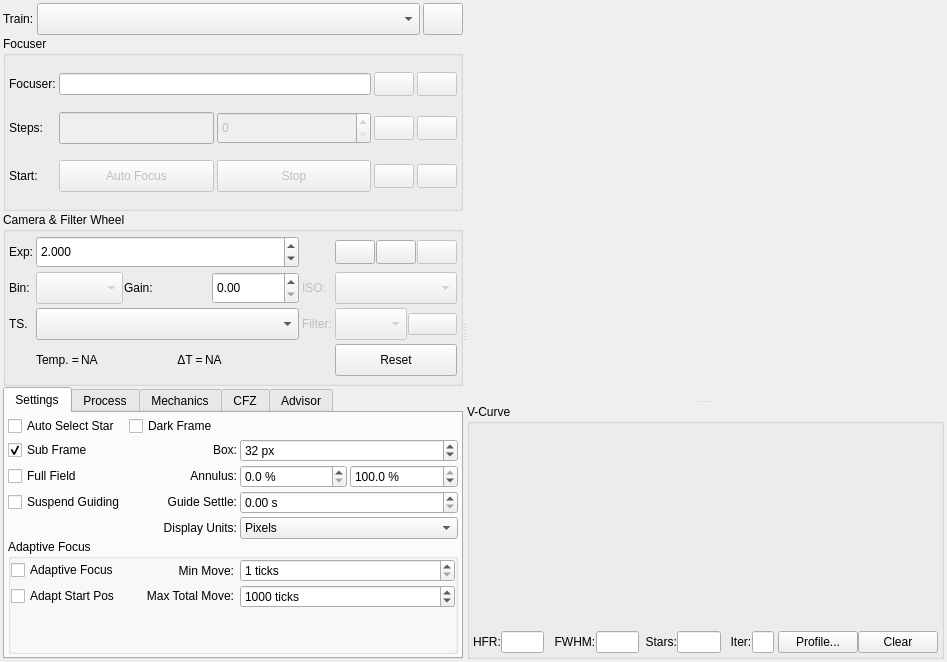
First picture: the form in kstars/ekos/focus/focus.ui, repository KDE/kstars, before the edit.
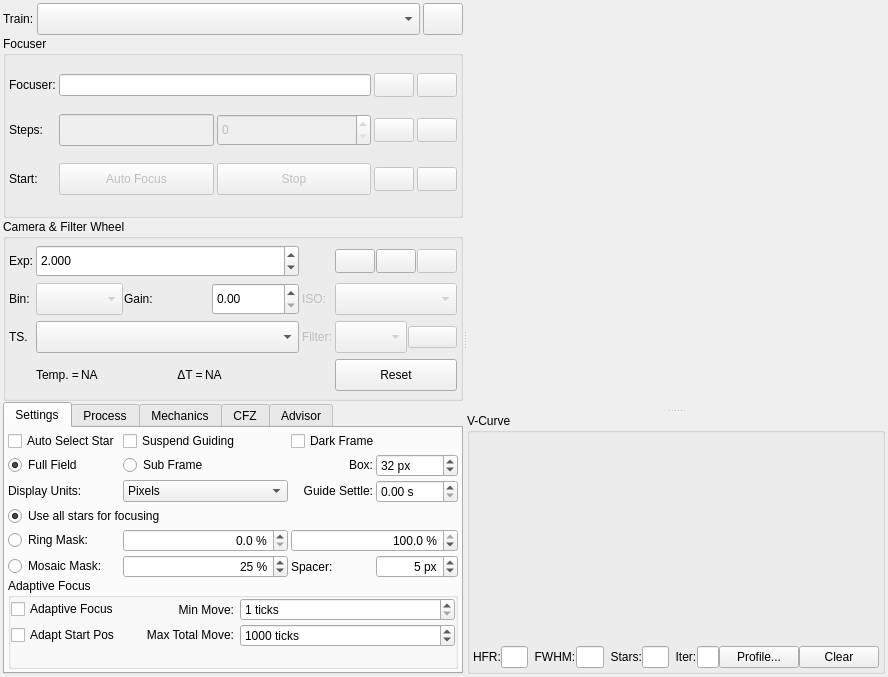
Second picture: the form after the edit. Icons and pictures are not drawn. Custom widgets are drawn as their Qt base class.

Commit message:
Aberration Inspector for Focusing
This change introduces the mosaic view well known from PixInsight's AberrationInspector script that builds a mosaic from all image corners and center tiles such that they can be compared directly.

The edit to the form file:
```diff
--- a/kstars/ekos/focus/focus.ui
+++ b/kstars/ekos/focus/focus.ui
@@ -6,8 +6,8 @@
    <rect>
     <x>0</x>
     <y>0</y>
-    <width>947</width>
-    <height>662</height>
+    <width>888</width>
+    <height>677</height>
    </rect>
   </property>
   <property name="sizePolicy">
@@ -932,115 +932,43 @@
             <number>3</number>
            </property>
            <item>
-            <layout class="QGridLayout" name="gridLayoutSettings" rowstretch="0,0,0,0,0" columnstretch="0,0,0,0">
-             <property name="sizeConstraint">
-              <enum>QLayout::SetDefaultConstraint</enum>
-             </property>
+            <layout class="QGridLayout" name="gridLayoutSettings" columnstretch="0,1,1,1,1">
              <property name="spacing">
               <number>3</number>
              </property>
-             <item row="2" column="2">
-              <widget class="QDoubleSpinBox" name="focusFullFieldInnerRadius">
-               <property name="sizePolicy">
-                <sizepolicy hsizetype="Preferred" vsizetype="Fixed">
-                 <horstretch>0</horstretch>
-                 <verstretch>0</verstretch>
-                </sizepolicy>
-               </property>
+             <item row="5" column="0">
+              <widget class="QRadioButton" name="focusMosaicMaskRB">
                <property name="toolTip">
-                <string>&lt;html&gt;&lt;head/&gt;&lt;body&gt;&lt;p&gt;During Full Field focusing,  this controls the size of an Annulus centred at the middle of the sensor to include for processing.  Set inner % to zero to include the centre of the sensor and set outer % to 100 to include the outer edges of the sensor. &lt;/p&gt;&lt;/body&gt;&lt;/html&gt;</string>
+                <string>&lt;html&gt;&lt;head/&gt;&lt;body&gt;&lt;p&gt;Aberration inspector style mask with a 3x3 mosaic formed with tiles from the center, the corners and the edges.&lt;/p&gt;&lt;/body&gt;&lt;/html&gt;</string>
                </property>
-               <property name="suffix">
-                <string> %</string>
-               </property>
-               <property name="decimals">
-                <number>1</number>
-               </property>
-               <property name="singleStep">
-                <double>10.000000000000000</double>
-               </property>
-              </widget>
-             </item>
-             <item row="3" column="1">
-              <widget class="QLabel" name="label_13">
-               <property name="sizePolicy">
-                <sizepolicy hsizetype="Preferred" vsizetype="Fixed">
-                 <horstretch>0</horstretch>
-                 <verstretch>0</verstretch>
-                </sizepolicy>
-               </property>
                <property name="text">
-                <string>Guide Settle:</string>
+                <string>Mosaic Mask:</string>
                </property>
-               <property name="alignment">
-                <set>Qt::AlignRight|Qt::AlignTrailing|Qt::AlignVCenter</set>
-               </property>
-               <property name="buddy">
-                <cstring>guideSettleTime</cstring>
-               </property>
+               <attribute name="buttonGroup">
+                <string notr="true">focusMaskBG</string>
+               </attribute>
               </widget>
              </item>
-             <item row="1" column="1">
-              <widget class="QLabel" name="label_15">
-               <property name="sizePolicy">
-                <sizepolicy hsizetype="Preferred" vsizetype="Fixed">
-                 <horstretch>0</horstretch>
-                 <verstretch>0</verstretch>
-                </sizepolicy>
+             <item row="5" column="4">
+              <widget class="QSpinBox" name="focusMosaicSpace">
+               <property name="toolTip">
+                <string>&lt;html&gt;&lt;head/&gt;&lt;body&gt;&lt;p&gt;Size of the separator between the tiles.&lt;/p&gt;&lt;/body&gt;&lt;/html&gt;</string>
                </property>
-               <property name="text">
-                <string>Box:</string>
-               </property>
                <property name="alignment">
                 <set>Qt::AlignRight|Qt::AlignTrailing|Qt::AlignVCenter</set>
                </property>
-               <property name="buddy">
-                <cstring>focusBoxSize</cstring>
-               </property>
-              </widget>
-             </item>
-             <item row="2" column="0">
-              <widget class="QCheckBox" name="focusUseFullField">
-               <property name="sizePolicy">
-                <sizepolicy hsizetype="Preferred" vsizetype="Fixed">
-                 <horstretch>0</horstretch>
-                 <verstretch>0</verstretch>
-                </sizepolicy>
-               </property>
-               <property name="toolTip">
-                <string>&lt;html&gt;&lt;head/&gt;&lt;body&gt;&lt;p&gt;Measure average HFR from all stars combined in a full frame. This method defaults to the Centroid detection, but can use SEP detection too. Its performance decreases as the number of stars increases.&lt;/p&gt;&lt;/body&gt;&lt;/html&gt;</string>
-               </property>
-               <property name="text">
-                <string>Full Field</string>
-               </property>
-              </widget>
-             </item>
-             <item row="2" column="3">
-              <widget class="QDoubleSpinBox" name="focusFullFieldOuterRadius">
-               <property name="sizePolicy">
-                <sizepolicy hsizetype="Preferred" vsizetype="Fixed">
-                 <horstretch>0</horstretch>
-                 <verstretch>0</verstretch>
-                </sizepolicy>
-               </property>
-               <property name="toolTip">
-                <string>&lt;html&gt;&lt;head/&gt;&lt;body&gt;&lt;p&gt;During Full Field focusing, this controls the size of an Annulus centred at the middle of the sensor to include for processing. Set inner % to zero to include the centre of the sensor and set outer % to 100 to include the outer edges of the sensor. &lt;/p&gt;&lt;/body&gt;&lt;/html&gt;</string>
-               </property>
                <property name="suffix">
-                <string> %</string>
+                <string> px</string>
                </property>
-               <property name="decimals">
+               <property name="minimum">
                 <number>1</number>
                </property>
-               <property name="singleStep">
-                <double>10.000000000000000</double>
-               </property>
                <property name="value">
-                <double>100.000000000000000</double>
+                <number>5</number>
                </property>
               </widget>
              </item>
-             <item row="3" column="0">
+             <item row="0" column="1" colspan="2">
               <widget class="QCheckBox" name="focusSuspendGuiding">
                <property name="sizePolicy">
                 <sizepolicy hsizetype="Preferred" vsizetype="Fixed">
@@ -1056,45 +984,23 @@
                </property>
               </widget>
              </item>
-             <item row="0" column="0">
-              <widget class="QCheckBox" name="focusAutoStarEnabled">
-               <property name="sizePolicy">
-                <sizepolicy hsizetype="Preferred" vsizetype="Fixed">
-                 <horstretch>0</horstretch>
-                 <verstretch>0</verstretch>
-                </sizepolicy>
-               </property>
+             <item row="4" column="0">
+              <widget class="QRadioButton" name="focusRingMaskRB">
                <property name="toolTip">
-                <string>Automatically select the best focus star from the image</string>
+                <string>&lt;html&gt;&lt;head/&gt;&lt;body&gt;&lt;p&gt;During Full Field focusing, this controls the size of an Annulus centred at the middle of the sensor to include for processing. Set inner % to zero to include the centre of the sensor and set outer % to 100 to include the outer edges of the sensor. &lt;/p&gt;&lt;/body&gt;&lt;/html&gt;</string>
                </property>
                <property name="text">
-                <string>Auto Select Star</string>
+                <string>Ring Mask:</string>
                </property>
-               <property name="autoRepeatDelay">
-                <number>298</number>
+               <property name="checked">
+                <bool>false</bool>
                </property>
+               <attribute name="buttonGroup">
+                <string notr="true">focusMaskBG</string>
+               </attribute>
               </widget>
              </item>
-             <item row="4" column="1">
-              <widget class="QLabel" name="label_38">
-               <property name="sizePolicy">
-                <sizepolicy hsizetype="Preferred" vsizetype="Fixed">
-                 <horstretch>0</horstretch>
-                 <verstretch>0</verstretch>
-                </sizepolicy>
-               </property>
-               <property name="text">
-                <string>Display Units:</string>
-               </property>
-               <property name="alignment">
-                <set>Qt::AlignRight|Qt::AlignTrailing|Qt::AlignVCenter</set>
-               </property>
-               <property name="buddy">
-                <cstring>focusUnits</cstring>
-               </property>
-              </widget>
-             </item>
-             <item row="1" column="2" colspan="2">
+             <item row="1" column="4">
               <widget class="QSpinBox" name="focusBoxSize">
                <property name="sizePolicy">
                 <sizepolicy hsizetype="Preferred" vsizetype="Fixed">
@@ -1122,24 +1028,7 @@
                </property>
               </widget>
              </item>
-             <item row="4" column="2" colspan="2">
-              <widget class="QComboBox" name="focusUnits">
-               <property name="toolTip">
-                <string>&lt;html&gt;&lt;head/&gt;&lt;body&gt;&lt;p&gt;Display units for HFR and FWHM.&lt;/p&gt;&lt;/body&gt;&lt;/html&gt;</string>
-               </property>
-               <item>
-                <property name="text">
-                 <string>Pixels</string>
-                </property>
-               </item>
-               <item>
-                <property name="text">
-                 <string>Arc Seconds</string>
-                </property>
-               </item>
-              </widget>
-             </item>
-             <item row="3" column="2" colspan="2">
+             <item row="2" column="4">
               <widget class="QDoubleSpinBox" name="guideSettleTime">
                <property name="sizePolicy">
                 <sizepolicy hsizetype="Preferred" vsizetype="Fixed">
@@ -1158,7 +1047,86 @@
                </property>
               </widget>
              </item>
-             <item row="0" column="1">
+             <item row="1" column="1" colspan="2">
+              <widget class="QRadioButton" name="focusSubFrame">
+               <property name="toolTip">
+                <string>&lt;html&gt;&lt;head/&gt;&lt;body&gt;&lt;p&gt;Subframe around the focus star during the autofocus procedure.&lt;/p&gt;&lt;/body&gt;&lt;/html&gt;</string>
+               </property>
+               <property name="text">
+                <string>Sub Frame</string>
+               </property>
+               <property name="checked">
+                <bool>false</bool>
+               </property>
+               <attribute name="buttonGroup">
+                <string notr="true">focusFieldBG</string>
+               </attribute>
+              </widget>
+             </item>
+             <item row="1" column="0">
+              <widget class="QRadioButton" name="focusUseFullField">
+               <property name="toolTip">
+                <string>&lt;html&gt;&lt;head/&gt;&lt;body&gt;&lt;p&gt;Measure average HFR from all stars combined in a full frame. This method defaults to the Centroid detection, but can use SEP detection too. Its performance decreases as the number of stars increases.&lt;/p&gt;&lt;/body&gt;&lt;/html&gt;</string>
+               </property>
+               <property name="text">
+                <string>Full Field</string>
+               </property>
+               <property name="checked">
+                <bool>true</bool>
+               </property>
+               <attribute name="buttonGroup">
+                <string notr="true">focusFieldBG</string>
+               </attribute>
+              </widget>
+             </item>
+             <item row="4" column="3" colspan="2">
+              <widget class="QDoubleSpinBox" name="focusFullFieldOuterRadius">
+               <property name="sizePolicy">
+                <sizepolicy hsizetype="Preferred" vsizetype="Fixed">
+                 <horstretch>0</horstretch>
+                 <verstretch>0</verstretch>
+                </sizepolicy>
+               </property>
+               <property name="toolTip">
+                <string>&lt;html&gt;&lt;head/&gt;&lt;body&gt;&lt;p&gt;Diameter of the outer circle to be excluded from focusing. The diameter is given as percentage of the image diagonal. Set to 100% to include the outer edges of the sensor. &lt;/p&gt;&lt;/body&gt;&lt;/html&gt;</string>
+               </property>
+               <property name="alignment">
+                <set>Qt::AlignRight|Qt::AlignTrailing|Qt::AlignVCenter</set>
+               </property>
+               <property name="suffix">
+                <string> %</string>
+               </property>
+               <property name="decimals">
+                <number>1</number>
+               </property>
+               <property name="singleStep">
+                <double>10.000000000000000</double>
+               </property>
+               <property name="value">
+                <double>100.000000000000000</double>
+               </property>
+              </widget>
+             </item>
+             <item row="1" column="3">
+              <widget class="QLabel" name="label_15">
+               <property name="sizePolicy">
+                <sizepolicy hsizetype="Preferred" vsizetype="Fixed">
+                 <horstretch>0</horstretch>
+                 <verstretch>0</verstretch>
+                </sizepolicy>
+               </property>
+               <property name="text">
+                <string>Box:</string>
+               </property>
+               <property name="alignment">
+                <set>Qt::AlignRight|Qt::AlignTrailing|Qt::AlignVCenter</set>
+               </property>
+               <property name="buddy">
+                <cstring>focusBoxSize</cstring>
+               </property>
+              </widget>
+             </item>
+             <item row="0" column="3" colspan="2">
               <widget class="QCheckBox" name="useFocusDarkFrame">
                <property name="sizePolicy">
                 <sizepolicy hsizetype="Preferred" vsizetype="Fixed">
@@ -1174,42 +1142,154 @@
                </property>
               </widget>
              </item>
-             <item row="1" column="0">
-              <widget class="QCheckBox" name="focusSubFrame">
+             <item row="2" column="3">
+              <widget class="QLabel" name="label_13">
                <property name="sizePolicy">
                 <sizepolicy hsizetype="Preferred" vsizetype="Fixed">
                  <horstretch>0</horstretch>
                  <verstretch>0</verstretch>
                 </sizepolicy>
                </property>
+               <property name="text">
+                <string>Guide Settle:</string>
+               </property>
+               <property name="alignment">
+                <set>Qt::AlignRight|Qt::AlignTrailing|Qt::AlignVCenter</set>
+               </property>
+               <property name="buddy">
+                <cstring>guideSettleTime</cstring>
+               </property>
+              </widget>
+             </item>
+             <item row="0" column="0">
+              <widget class="QCheckBox" name="focusAutoStarEnabled">
+               <property name="sizePolicy">
+                <sizepolicy hsizetype="Preferred" vsizetype="Fixed">
+                 <horstretch>0</horstretch>
+                 <verstretch>0</verstretch>
+                </sizepolicy>
+               </property>
                <property name="toolTip">
-                <string>Subframe around the focus star during the autofocus procedure</string>
+                <string>Automatically select the best focus star from the image</string>
                </property>
                <property name="text">
-                <string>Sub Frame</string>
+                <string>Auto Select Star</string>
+               </property>
+               <property name="autoRepeatDelay">
+                <number>298</number>
+               </property>
+              </widget>
+             </item>
+             <item row="4" column="1" colspan="2">
+              <widget class="QDoubleSpinBox" name="focusFullFieldInnerRadius">
+               <property name="sizePolicy">
+                <sizepolicy hsizetype="Preferred" vsizetype="Fixed">
+                 <horstretch>0</horstretch>
+                 <verstretch>0</verstretch>
+                </sizepolicy>
+               </property>
+               <property name="toolTip">
+                <string>&lt;html&gt;&lt;head/&gt;&lt;body&gt;&lt;p&gt;Diameter of the inner circle to be excluded from focusing (e.g. a centered galaxy or star cluster). The diameter is given as percentage of the image diagonal. Set to zero to include the centre of the sensor.&lt;/p&gt;&lt;/body&gt;&lt;/html&gt;</string>
+               </property>
+               <property name="alignment">
+                <set>Qt::AlignRight|Qt::AlignTrailing|Qt::AlignVCenter</set>
+               </property>
+               <property name="suffix">
+                <string> %</string>
+               </property>
+               <property name="decimals">
+                <number>1</number>
+               </property>
+               <property name="singleStep">
+                <double>10.000000000000000</double>
+               </property>
+              </widget>
+             </item>
+             <item row="2" column="1" colspan="2">
+              <widget class="QComboBox" name="focusUnits">
+               <property name="toolTip">
+                <string>&lt;html&gt;&lt;head/&gt;&lt;body&gt;&lt;p&gt;Display units for HFR and FWHM.&lt;/p&gt;&lt;/body&gt;&lt;/html&gt;</string>
+               </property>
+               <item>
+                <property name="text">
+                 <string>Pixels</string>
+                </property>
+               </item>
+               <item>
+                <property name="text">
+                 <string>Arc Seconds</string>
+                </property>
+               </item>
+              </widget>
+             </item>
+             <item row="5" column="3">
+              <widget class="QLabel" name="focusSpacerLabel">
+               <property name="text">
+                <string>Spacer:</string>
+               </property>
+              </widget>
+             </item>
+             <item row="5" column="1" colspan="2">
+              <widget class="QSpinBox" name="focusMosaicTileWidth">
+               <property name="toolTip">
+                <string>&lt;html&gt;&lt;head/&gt;&lt;body&gt;&lt;p&gt;Tiles are squares with an edge length calculated by the given percentage of the image width. The percentage is limited such that the tile size does not exceed one third of the shorter side of the image (in most cases, it's height).&lt;/p&gt;&lt;/body&gt;&lt;/html&gt;</string>
+               </property>
+               <property name="alignment">
+                <set>Qt::AlignRight|Qt::AlignTrailing|Qt::AlignVCenter</set>
+               </property>
+               <property name="suffix">
+                <string> %</string>
+               </property>
+               <property name="prefix">
+                <string/>
+               </property>
+               <property name="minimum">
+                <number>1</number>
+               </property>
+               <property name="maximum">
+                <number>33</number>
+               </property>
+               <property name="singleStep">
+                <number>1</number>
+               </property>
+               <property name="value">
+                <number>25</number>
+               </property>
+              </widget>
+             </item>
+             <item row="2" column="0">
+              <widget class="QLabel" name="label_38">
+               <property name="sizePolicy">
+                <sizepolicy hsizetype="Preferred" vsizetype="Fixed">
+                 <horstretch>0</horstretch>
+                 <verstretch>0</verstretch>
+                </sizepolicy>
+               </property>
+               <property name="text">
+                <string>Display Units:</string>
+               </property>
+               <property name="alignment">
+                <set>Qt::AlignLeading|Qt::AlignLeft|Qt::AlignVCenter</set>
+               </property>
+               <property name="buddy">
+                <cstring>focusUnits</cstring>
+               </property>
+              </widget>
+             </item>
+             <item row="3" column="0" colspan="3">
+              <widget class="QRadioButton" name="focusNoMaskRB">
+               <property name="toolTip">
+                <string>All stars are used for focusing.</string>
+               </property>
+               <property name="text">
+                <string>Use all stars for focusing</string>
                </property>
                <property name="checked">
                 <bool>true</bool>
                </property>
-              </widget>
-             </item>
-             <item row="2" column="1">
-              <widget class="QLabel" name="label_10">
-               <property name="sizePolicy">
-                <sizepolicy hsizetype="Preferred" vsizetype="Fixed">
-                 <horstretch>0</horstretch>
-                 <verstretch>0</verstretch>
-                </sizepolicy>
-               </property>
-               <property name="text">
-                <string>Annulus:</string>
-               </property>
-               <property name="alignment">
-                <set>Qt::AlignRight|Qt::AlignTrailing|Qt::AlignVCenter</set>
-               </property>
-               <property name="buddy">
-                <cstring>focusFullFieldInnerRadius</cstring>
-               </property>
+               <attribute name="buttonGroup">
+                <string notr="true">focusMaskBG</string>
+               </attribute>
               </widget>
              </item>
             </layout>
```
Left out of the diff: 14 changed lines with no effect on the pictures. The commit also changes 14 other files.
